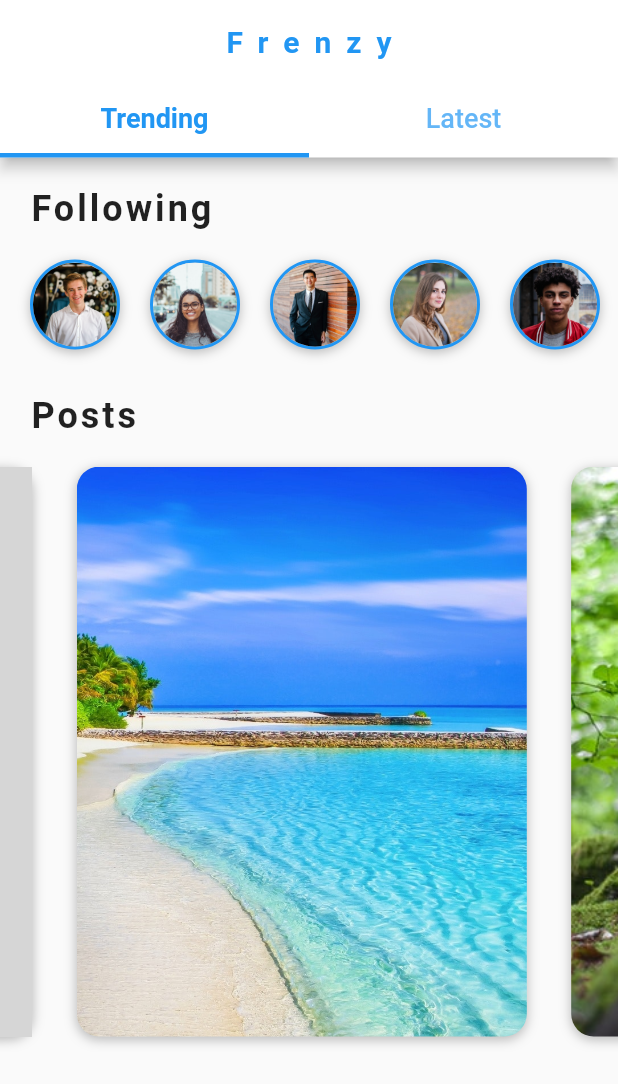
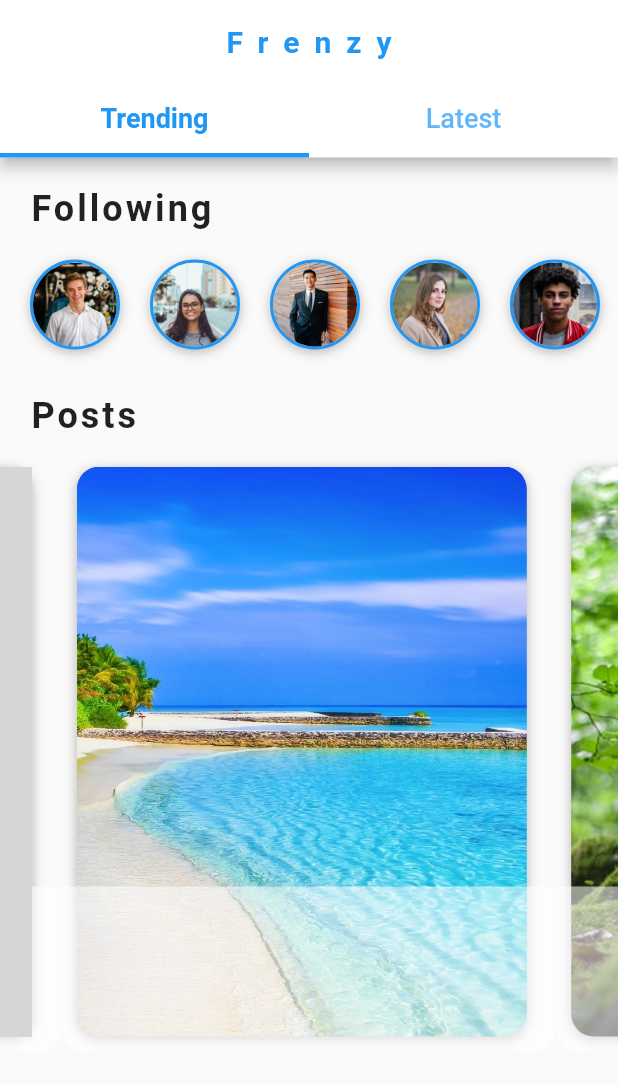
Before and after one commit to PauloSTDev/flutter_social_ui, a Flutter app: the HomeScreen screen opened directly, swiped to page 3, on a phone screen of 412 x 824 dp. Shown: the top 1084 px of the screen. Run offline on Flutter 3.47's test engine with Material 2 defaults, Android fonts, the phone set to English and light mode, and no system bars; grey boxes are pictures that could not be loaded.

Commit message:
Adiciona Container para adicionar nome dos posts, location e número de likes

```diff
--- a/lib/widgets/posts_carousel.dart
+++ b/lib/widgets/posts_carousel.dart
@@ -35,9 +35,20 @@ class PostsCarousel extends StatelessWidget {
             ),
           ),
         ),
-        Container(
-          padding: EdgeInsets.all(12.0),
-          height: 110.0,
+        Positioned(
+          left: 0.0,
+          bottom: 0.0,
+          right: 0.0,
+          child: Container(
+            padding: EdgeInsets.all(12.0),
+            height: 110.0,
+            decoration: BoxDecoration(
+                color: Colors.white54,
+                borderRadius: BorderRadius.only(
+                  bottomLeft: Radius.circular(15.0),
+                  bottomRight: Radius.circular(15.0),
+                )),
+          ),
         ),
       ],
     );
```
